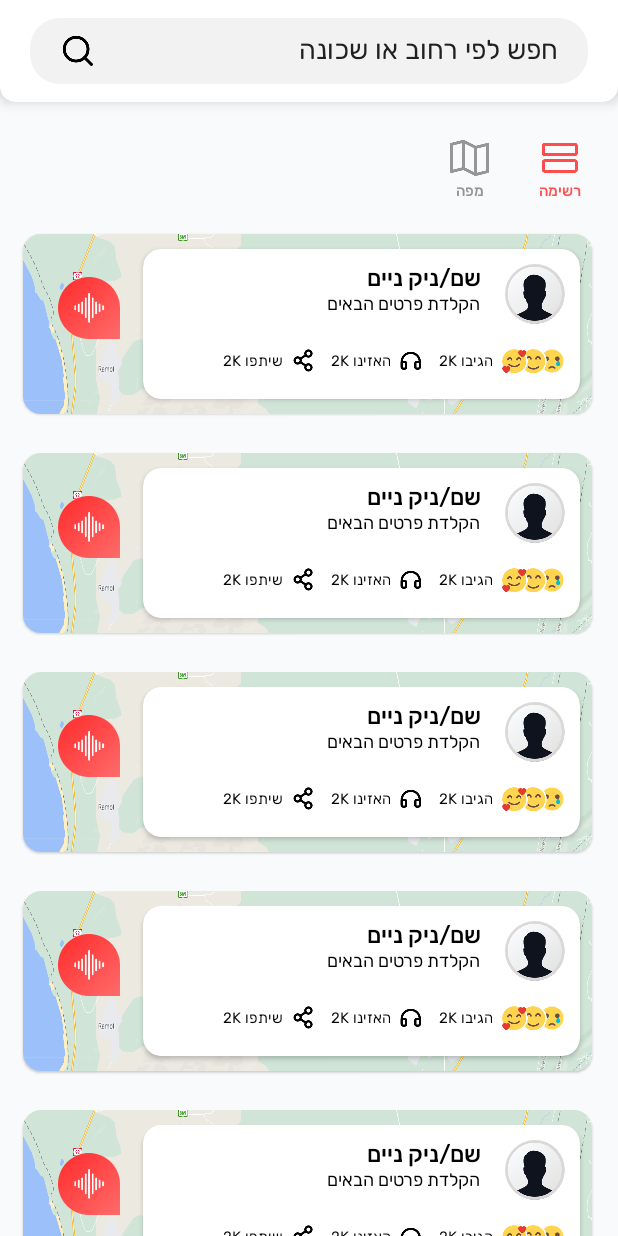
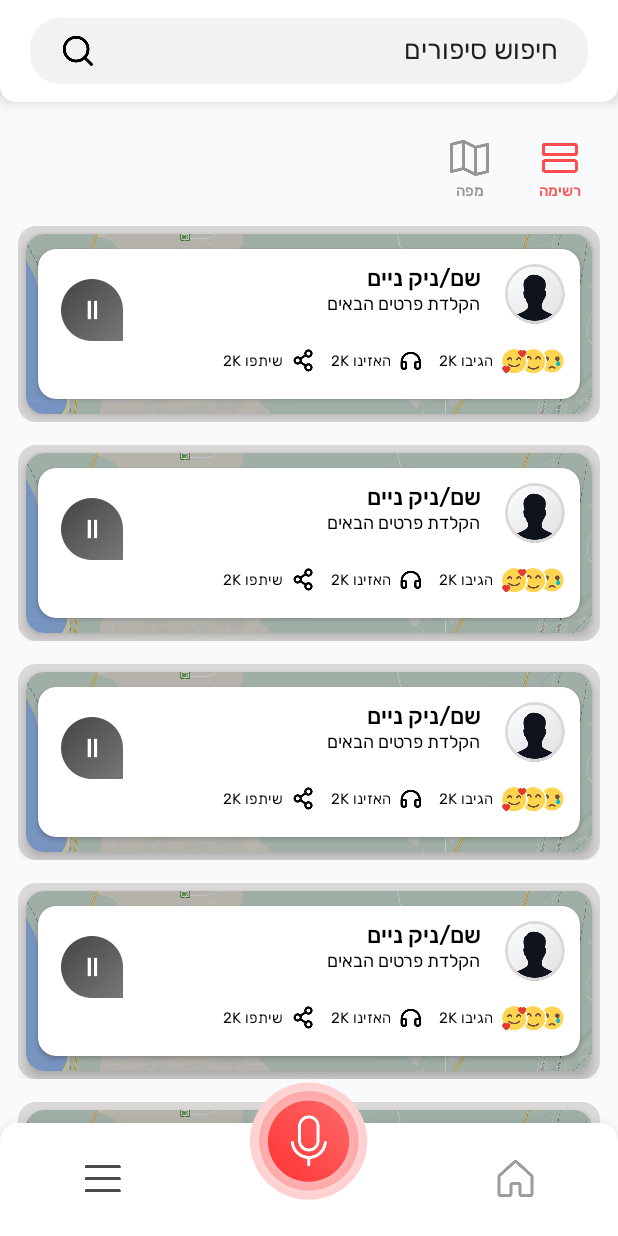
Before and after one commit to shayAslan/RecordApp, an Android app: the DiscoveryActivity screen opened directly, with no data from a screen before it, on a phone screen of 412 x 824 dp. Run offline under Robolectric (Android 15) with nearby library versions, the phone set to English and light mode, and no system bars; libraries missing offline, so code that uses them is left out: com.etebarian.meowbottomnavigation; 1 statement that could not run was skipped.

Commit message:
no message

```diff
--- a/MusicApplication/app/src/main/res/layout/activity_discovery.xml
+++ b/MusicApplication/app/src/main/res/layout/activity_discovery.xml
@@ -17,7 +17,6 @@
     <include
         android:id="@+id/bottom_tab_bar"
         layout="@layout/bottom_tab_bar"
-        android:visibility="gone"
         android:layout_width="match_parent"
         android:layout_height="wrap_content"
         android:layout_alignParentBottom="true" />
--- a/MusicApplication/app/src/main/res/layout/fragment_recording.xml
+++ b/MusicApplication/app/src/main/res/layout/fragment_recording.xml
@@ -45,7 +45,7 @@
                         android:completionThreshold="1"
                         android:drawableStart="@drawable/search_icon"
                         android:fontFamily="@font/rubik_regular"
-                        android:hint="חפש לפי רחוב או שכונה"
+                        android:hint="@string/search_for_stories"
                         android:imeOptions="actionSearch"
                         android:inputType="text"
                         android:lines="1"
--- a/MusicApplication/app/src/main/res/layout/library_layout.xml
+++ b/MusicApplication/app/src/main/res/layout/library_layout.xml
@@ -84,8 +84,7 @@
         android:gravity="center"
         android:text="@string/description_library"
         android:textColor="@color/black"
-        android:textSize="24dp"
-         />
+        android:textSize="24dp" />
 
     <TextView
         android:id="@+id/lbl_dummy2"
--- a/MusicApplication/app/src/main/res/layout/login_layout.xml
+++ b/MusicApplication/app/src/main/res/layout/login_layout.xml
@@ -79,7 +79,7 @@
         android:layout_width="match_parent"
         android:layout_height="wrap_content"
         android:layout_marginStart="28dp"
-        android:layout_marginTop="15dp"
+        android:layout_marginTop="24dp"
         android:layout_marginEnd="28dp"
         app:layout_constraintEnd_toEndOf="parent"
         app:layout_constraintStart_toStartOf="parent"
--- a/MusicApplication/app/src/main/res/layout/normal_discovery_layout.xml
+++ b/MusicApplication/app/src/main/res/layout/normal_discovery_layout.xml
@@ -11,12 +11,12 @@
 
         <include
             android:id="@+id/unselected_discovery"
-            layout="@layout/unselected_discovery_layout" />
+            layout="@layout/unselected_discovery_layout"
+            android:visibility="gone" />
 
         <include
             android:id="@+id/selected_discovery"
-            layout="@layout/selected_discovery_layout"
-            android:visibility="gone" />
+            layout="@layout/selected_discovery_layout" />
 
 
     </LinearLayout>
--- a/MusicApplication/app/src/main/res/values/strings.xml
+++ b/MusicApplication/app/src/main/res/values/strings.xml
@@ -29,4 +29,5 @@
     <string name="or">או</string>
     <string name="type_number">הקלד/י מס׳ טלפון</string>
     <string name="enter">כניסה</string>
+    <string name="search_for_stories">חיפוש סיפורים</string>
 </resources>
```
Also changed, not shown: MusicApplication/app/src/main/res/drawable-xxxhdpi/crying.png.
